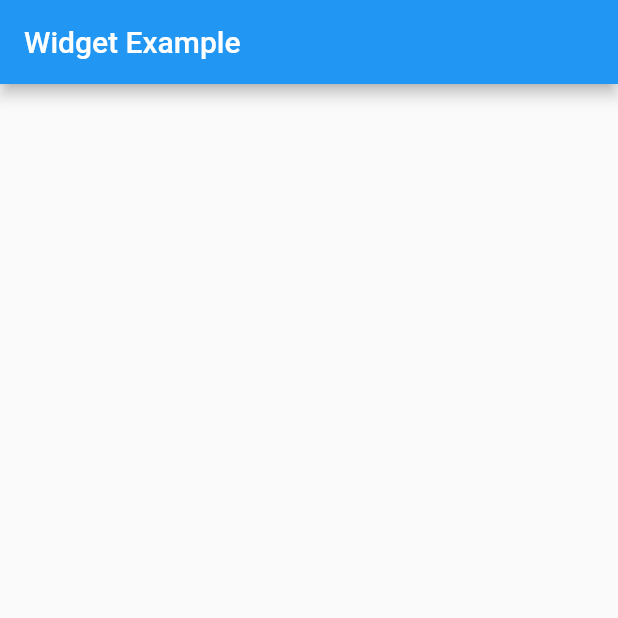
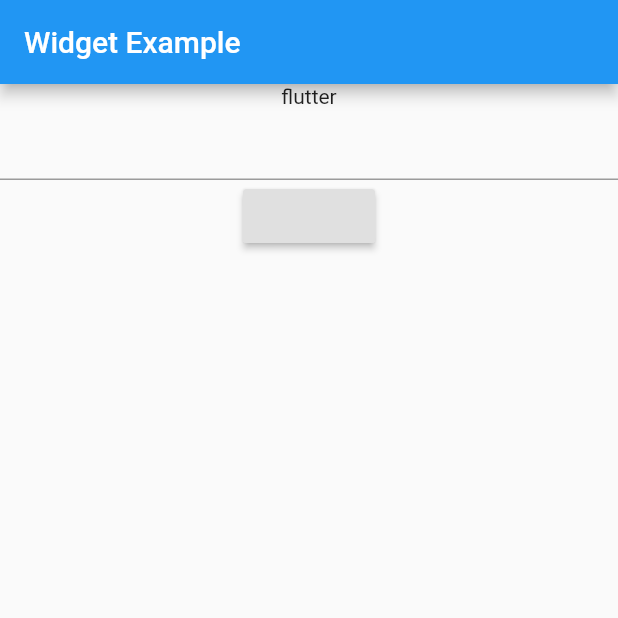
Before and after one commit to junhaesung/flutter-do-it-adder, a Flutter app: the screen it shows after launch, on a phone screen of 412 x 824 dp, the top half of it. Run offline on Flutter 3.47's test engine with Material 2 defaults, Android fonts, the phone set to English and light mode, and no system bars.

Commit message:
2단계: Column 에 children 을 선언한 후 차례대로 Text, TextField, RaisedButton 위젯을 추가

```diff
--- a/lib/main.dart
+++ b/lib/main.dart
@@ -24,7 +24,14 @@ class _WidgetExampleState extends State<WidgetApp> {
         title: Text('Widget Example'),
       ),
       body: Container(
-        child: Center(child: Column()),
+        child: Center(child: Column(
+          children: <Widget>[
+            Text('flutter'),
+            TextField(),
+            RaisedButton(onPressed: () {
+            })
+          ],
+        )),
       ),
     );
   }
```
